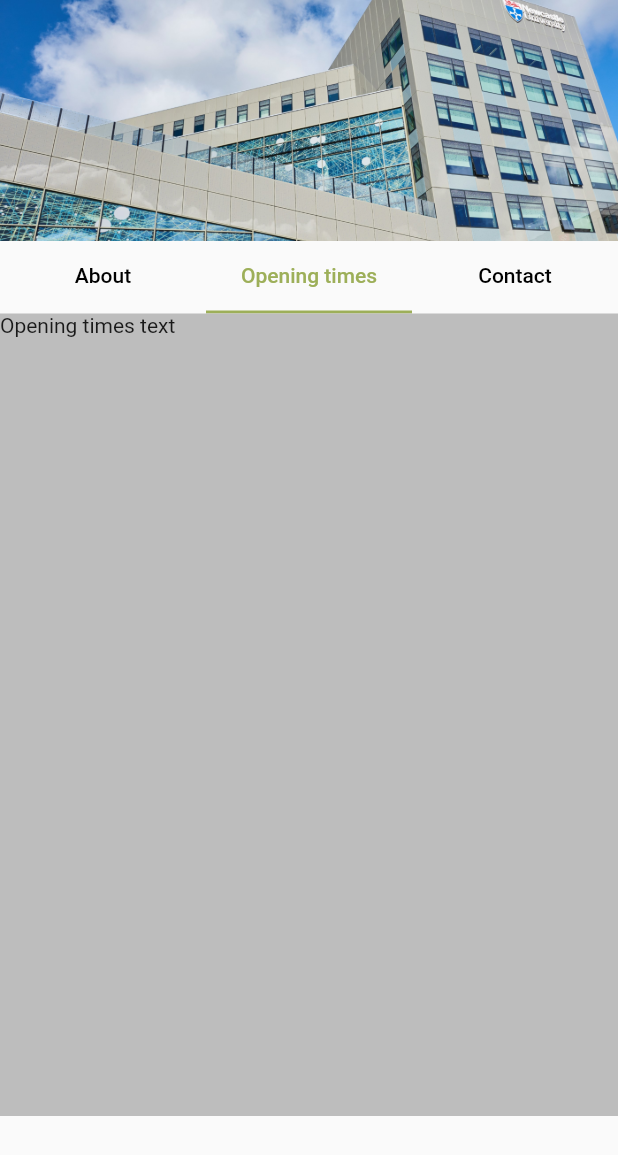
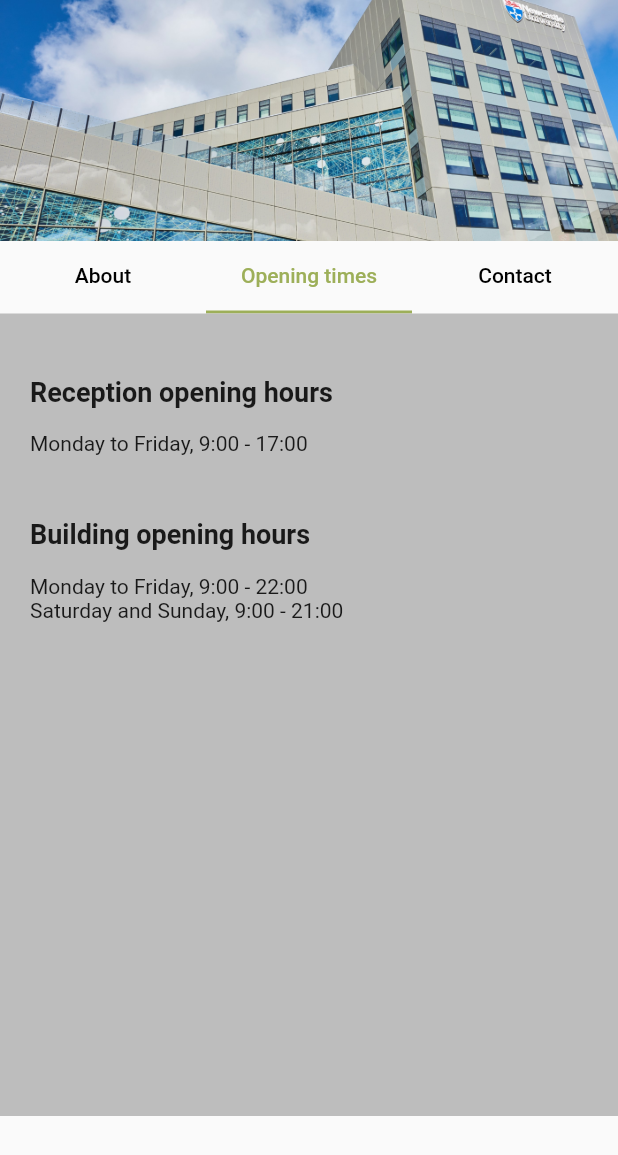
Before and after one commit to alwian/USB-Tour-App, a Flutter app: the BuildingInformationFragment widget shown alone on an empty page, opened directly, tab 2 chosen, on a phone screen of 412 x 824 dp. Shown: the top 1155 px of the screen. Run offline on Flutter 3.47's test engine with Material 2 defaults, Android fonts, the phone set to English and light mode, and no system bars.

Commit message:
Replaced placeholder text for Opening times and Contact

```diff
--- a/lib/fragments/building_information_fragment.dart
+++ b/lib/fragments/building_information_fragment.dart
@@ -25,16 +25,54 @@ class BuildingInformationFragment extends StatelessWidget {
                 child: TabBarView(
                   children: <Widget>[
                     Container(
+                      padding: const EdgeInsets.only(left: 20),
                       color: Colors.grey[400],
-                      child: Text('About text'),
+                      child: ListView(
+                        children: <Widget>[
+                          Text(
+                            '\n\nAbout title',
+                            style: TextStyle(fontWeight: FontWeight.bold, fontSize: 18),
+                          ),
+                          Text('\nAbout text'),
+                        ],
+                      ),
                     ),
                     Container(
+                      padding: const EdgeInsets.only(left: 20),
                       color: Colors.grey[400],
-                      child: Text('Opening times text'),
+                      child: ListView(
+                        children: <Widget>[
+                          Text(
+                            '\n\nReception opening hours',
+                            style: TextStyle(fontWeight: FontWeight.bold, fontSize: 18),
+                          ),
+                          Text('\nMonday to Friday, 9:00 - 17:00'),
+                          Text(
+                            '\n\nBuilding opening hours',
+                            style: TextStyle(fontWeight: FontWeight.bold, fontSize: 18),
+                          ),
+                          Text('\nMonday to Friday, 9:00 - 22:00'),
+                          Text('Saturday and Sunday, 9:00 - 21:00'),
+                        ],
+                      ),
                     ),
                     Container(
+                      padding: const EdgeInsets.only(left: 20),
                       color: Colors.grey[400],
-                      child: Text('Contact text'),
+                      child: ListView(
+                        children: <Widget>[
+                          Text(
+                            '\n\nAddress',
+                            style: TextStyle(fontWeight: FontWeight.bold, fontSize: 18),
+                          ),
+                          Text('\nSchool of Computing\nUrban Sciences Building\nNewcastle University\n1 Science Square\nNewcastle Helix\nNewcastle upon Tyne\nNE4 5TG'),
+                          Text(
+                            '\n\nEmail and phone',
+                            style: TextStyle(fontWeight: FontWeight.bold, fontSize: 18),
+                          ),
+                          Text('\nTelephone: +44 (0)191 208 7972\nFax: +44 (0)191 208 8232\nGeneral email: computing@ncl.ac.uk\nStudent admissions email: cs.admissions@newcastle.ac.uk'),
+                        ],
+                      ),
                     ),
                   ],
                 ),
```
